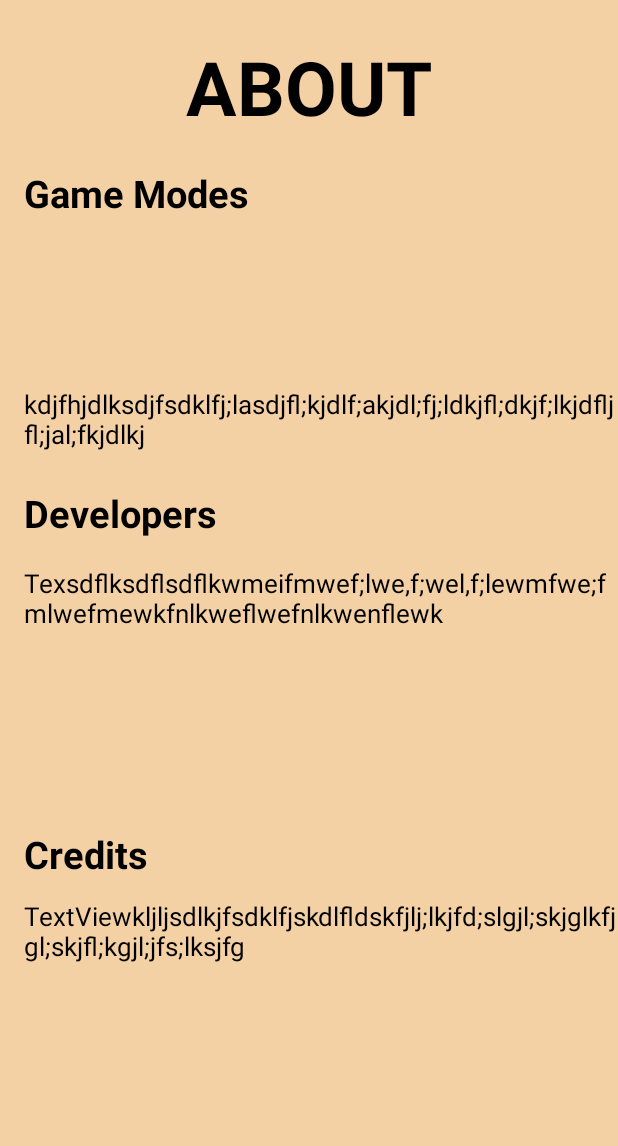
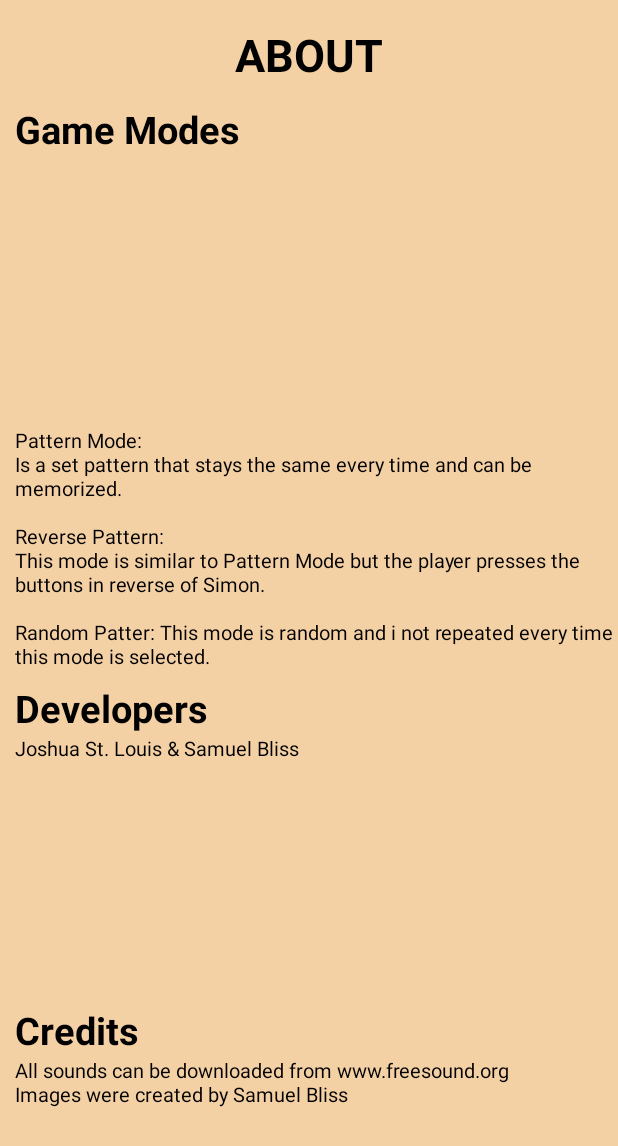
Before and after one commit to samuelbliss/SimonClone, an Android app: the AboutActivity screen opened directly, with no data from a screen before it, on a phone screen of 412 x 824 dp. Shown: the top 1146 px of the screen. Run offline under Robolectric (Android 15) with nearby library versions, the phone set to English and light mode, and no system bars.

Commit message:
About activity update

```diff
--- a/app/src/main/res/layout/activity_about.xml
+++ b/app/src/main/res/layout/activity_about.xml
@@ -1,5 +1,6 @@
 <?xml version="1.0" encoding="utf-8"?>
-<android.support.constraint.ConstraintLayout xmlns:android="http://schemas.android.com/apk/res/android"
+<android.support.constraint.ConstraintLayout
+    xmlns:android="http://schemas.android.com/apk/res/android"
     xmlns:app="http://schemas.android.com/apk/res-auto"
     xmlns:tools="http://schemas.android.com/tools"
     android:layout_width="match_parent"
@@ -10,10 +11,10 @@
         android:id="@+id/about_textView"
         android:layout_width="wrap_content"
         android:layout_height="wrap_content"
-        android:layout_marginTop="24dp"
+        android:layout_marginTop="16dp"
         android:text="ABOUT"
         android:textColor="@android:color/black"
-        android:textSize="50sp"
+        android:textSize="30sp"
         android:textStyle="bold"
         app:layout_constraintEnd_toEndOf="parent"
         app:layout_constraintStart_toStartOf="parent"
@@ -23,8 +24,8 @@
         android:id="@+id/textView2"
         android:layout_width="wrap_content"
         android:layout_height="wrap_content"
-        android:layout_marginStart="16dp"
-        android:layout_marginTop="20dp"
+        android:layout_marginTop="12dp"
+        android:layout_marginLeft="10dp"
         android:text="Game Modes"
         android:textColor="@android:color/black"
         android:textSize="25sp"
@@ -37,21 +38,22 @@
         android:layout_width="match_parent"
         android:layout_height="wrap_content"
         android:layout_marginBottom="14dp"
-        android:layout_marginStart="16dp"
         android:layout_marginTop="20dp"
-        android:text="kdjfhjdlksdjfsdklfj;lasdjfl;kjdlf;akjdl;fj;ldkjfl;dkjf;lkjdfljfl;jal;fkjdlkj"
+        android:layout_marginLeft="10dp"
+        android:text="Pattern Mode:\nIs a set pattern that stays the same every time and can be memorized.\n\nReverse Pattern:\nThis mode is similar to Pattern Mode but the player presses the buttons in reverse of Simon.\n\nRandom Patter: This mode is random and i not repeated every time this mode is selected."
         android:textColor="@android:color/black"
-        android:textSize="17sp"
+        android:textSize="13sp"
         app:layout_constraintBottom_toTopOf="@+id/textView7"
         app:layout_constraintStart_toStartOf="parent"
-        app:layout_constraintTop_toTopOf="parent" />
+        app:layout_constraintTop_toTopOf="parent"
+        app:layout_constraintVertical_bias="0.558" />
 
     <TextView
         android:id="@+id/textView5"
         android:layout_width="wrap_content"
         android:layout_height="wrap_content"
-        android:layout_marginStart="16dp"
-        android:layout_marginTop="23dp"
+        android:layout_marginTop="8dp"
+        android:layout_marginLeft="10dp"
         android:text="Developers"
         android:textColor="@android:color/black"
         android:textSize="25sp"
@@ -63,11 +65,10 @@
         android:id="@+id/textView6"
         android:layout_width="match_parent"
         android:layout_height="wrap_content"
-        android:layout_marginStart="16dp"
-        android:layout_marginTop="17dp"
-        android:text="Texsdflksdflsdflkwmeifmwef;lwe,f;wel,f;lewmfwe;fmlwefmewkfnlkweflwefnlkwenflewk"
+        android:layout_marginLeft="10dp"
+        android:text="Joshua St. Louis &amp; Samuel Bliss"
         android:textColor="@android:color/black"
-        android:textSize="17sp"
+        android:textSize="13sp"
         app:layout_constraintStart_toStartOf="parent"
         app:layout_constraintTop_toBottomOf="@+id/textView5" />
 
@@ -75,24 +76,22 @@
         android:id="@+id/textView7"
         android:layout_width="wrap_content"
         android:layout_height="wrap_content"
-        android:layout_marginStart="16dp"
+        android:layout_marginBottom="120dp"
         android:text="Credits"
         android:textColor="@android:color/black"
         android:textSize="25sp"
         android:textStyle="bold"
         app:layout_constraintBottom_toBottomOf="parent"
-        app:layout_constraintStart_toStartOf="parent"
-        app:layout_constraintTop_toBottomOf="@+id/textView4" />
+        app:layout_constraintStart_toStartOf="@+id/textView9" />
 
     <TextView
         android:id="@+id/textView9"
         android:layout_width="match_parent"
         android:layout_height="wrap_content"
-        android:layout_marginStart="16dp"
-        android:layout_marginTop="12dp"
-        android:text="TextViewkljljsdlkjfsdklfjskdlfldskfjlj;lkjfd;slgjl;skjglkfjgl;skjfl;kgjl;jfs;lksjfg"
+        android:layout_marginLeft="10dp"
+        android:text="All sounds can be downloaded from www.freesound.org\nImages were created by Samuel Bliss"
         android:textColor="@android:color/black"
-        android:textSize="17sp"
+        android:textSize="13sp"
         app:layout_constraintStart_toStartOf="parent"
         app:layout_constraintTop_toBottomOf="@+id/textView7" />
 
```
